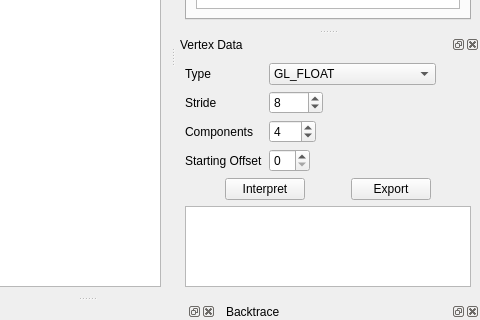
Above: gui/ui/mainwindow.ui from apitrace/apitrace before the change; both pictures show x 307 to 787 and y 203 to 523 of the 787 by 756 pixel window. Below: the same form after it.
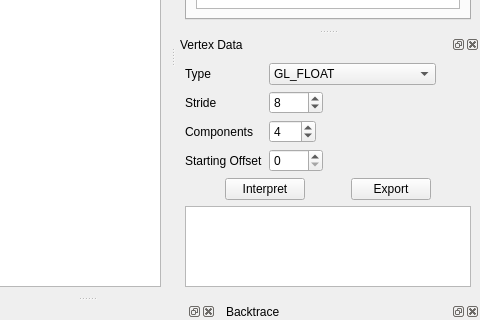
That is the form after the change. Icons and pictures are not drawn.

Commit message: gui: allow larger vertex buffer offsets in UI (1024 bytes)

What changed in the file:
```diff
--- a/gui/ui/mainwindow.ui
+++ b/gui/ui/mainwindow.ui
@@ -466,7 +466,11 @@
         </widget>
        </item>
        <item row="3" column="1">
-        <widget class="QSpinBox" name="startingOffsetSB"/>
+        <widget class="QSpinBox" name="startingOffsetSB">
+         <property name="maximum">
+          <number>1024</number>
+         </property>
+       </widget>
        </item>
       </layout>
      </item>
```
